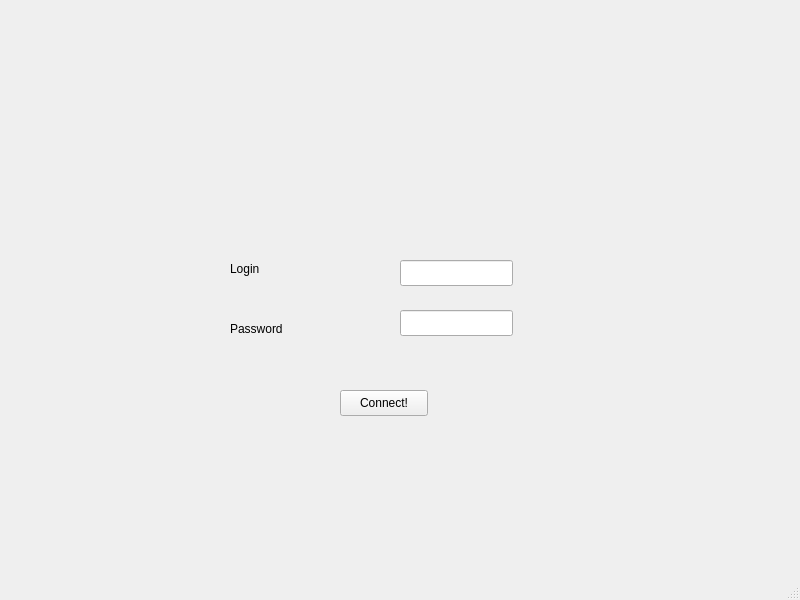
This is mainwindow.ui in Joqo404/qtuinetapp as Qt 5 draws it before an edit. The edited form follows.
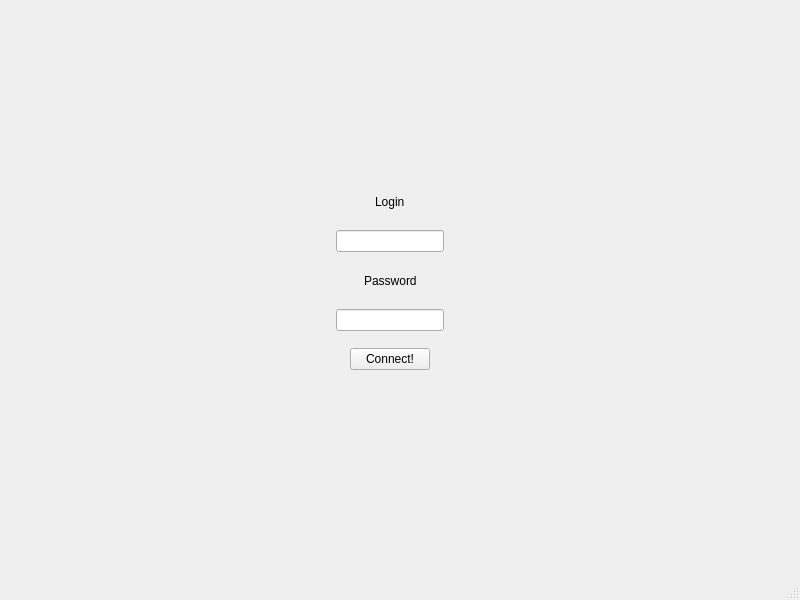
This is the edited form.

Commit message: upadate prototype

The edit to the form file:
```diff
--- a/mainwindow.ui
+++ b/mainwindow.ui
@@ -14,64 +14,44 @@
    <string>MainWindow</string>
   </property>
   <widget class="QWidget" name="centralwidget">
-   <widget class="QLineEdit" name="LoginLineEdit">
+   <widget class="QWidget" name="verticalLayoutWidget">
     <property name="geometry">
      <rect>
-      <x>400</x>
-      <y>260</y>
-      <width>113</width>
-      <height>26</height>
+      <x>240</x>
+      <y>180</y>
+      <width>301</width>
+      <height>201</height>
      </rect>
     </property>
-   </widget>
-   <widget class="QLineEdit" name="lineEdit_2">
-    <property name="geometry">
-     <rect>
-      <x>400</x>
-      <y>310</y>
-      <width>113</width>
-      <height>26</height>
-     </rect>
-    </property>
-   </widget>
+    <layout class="QVBoxLayout" name="verticalLayout">
+     <item alignment="Qt::AlignmentFlag::AlignHCenter">
    <widget class="QLabel" name="LoginLabel">
-    <property name="geometry">
-     <rect>
-      <x>230</x>
-      <y>260</y>
-      <width>66</width>
-      <height>18</height>
-     </rect>
-    </property>
     <property name="text">
      <string>Login</string>
     </property>
    </widget>
+     </item>
+     <item alignment="Qt::AlignmentFlag::AlignHCenter">
+      <widget class="QLineEdit" name="LoginLineEdit"/>
+     </item>
+     <item alignment="Qt::AlignmentFlag::AlignHCenter">
    <widget class="QLabel" name="PasswordLable">
-    <property name="geometry">
-     <rect>
-      <x>230</x>
-      <y>320</y>
-      <width>66</width>
-      <height>18</height>
-     </rect>
-    </property>
     <property name="text">
      <string>Password</string>
     </property>
    </widget>
+     </item>
+     <item alignment="Qt::AlignmentFlag::AlignHCenter">
+      <widget class="QLineEdit" name="lineEdit_2"/>
+     </item>
+     <item alignment="Qt::AlignmentFlag::AlignHCenter|Qt::AlignmentFlag::AlignVCenter">
    <widget class="QPushButton" name="pushButton">
-    <property name="geometry">
-     <rect>
-      <x>340</x>
-      <y>390</y>
-      <width>88</width>
-      <height>26</height>
-     </rect>
-    </property>
     <property name="text">
      <string>Connect!</string>
     </property>
+      </widget>
+     </item>
+    </layout>
    </widget>
   </widget>
   <widget class="QMenuBar" name="menubar">
```
Lines whose indentation alone changed are shown as unchanged. The commit also changes 1 other file.
